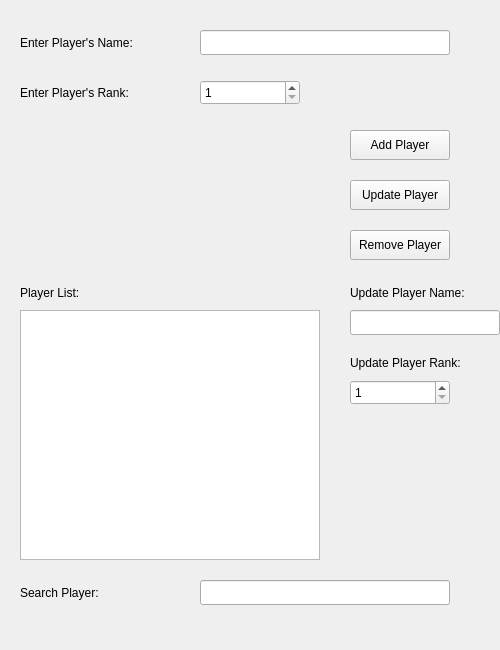
First picture: the form in app/playerbox.ui, repository bilalobe/AceMatch, before the edit.
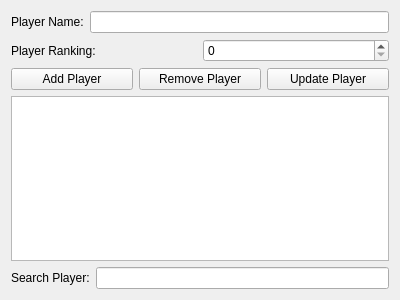
Second picture: the form after the edit.

Patch:
```diff
--- a/app/playerbox.ui
+++ b/app/playerbox.ui
@@ -6,8 +6,8 @@
    <rect>
     <x>0</x>
     <y>0</y>
-    <width>500</width>
-    <height>650</height>
+    <width>400</width>
+    <height>300</height>
    </rect>
   </property>
   <property name="mouseTracking">
@@ -16,226 +16,78 @@
   <property name="windowTitle">
    <string>Player Management</string>
   </property>
-  
-  <!-- Label for Player Name -->
-  <widget class="QLabel" name="playerNameLabel">
-   <property name="geometry">
-    <rect>
-     <x>20</x>
-     <y>30</y>
-     <width>150</width>
-     <height>25</height>
-    </rect>
-   </property>
-   <property name="text">
-    <string>Enter Player's Name:</string>
-   </property>
-  </widget>
-
-  <!-- Input for Player Name -->
-  <widget class="QLineEdit" name="playerNameLineEdit">
-   <property name="geometry">
-    <rect>
-     <x>200</x>
-     <y>30</y>
-     <width>250</width>
-     <height>25</height>
-    </rect>
-   </property>
-  </widget>
-
-  <!-- Label for Player Rank -->
-  <widget class="QLabel" name="playerRankLabel">
-   <property name="geometry">
-    <rect>
-     <x>20</x>
-     <y>80</y>
-     <width>150</width>
-     <height>25</height>
-    </rect>
-   </property>
-   <property name="text">
-    <string>Enter Player's Rank:</string>
-   </property>
-  </widget>
-
-  <!-- Input for Player Rank -->
-  <widget class="QSpinBox" name="playerRankingSpinBox">
-   <property name="geometry">
-    <rect>
-     <x>200</x>
-     <y>80</y>
-     <width>100</width>
-     <height>25</height>
-    </rect>
-   </property>
-   <property name="minimum">
-    <number>1</number>
-   </property>
-   <property name="maximum">
-    <number>1000</number>
-   </property>
-  </widget>
-
-  <!-- Add Player Button -->
-  <widget class="QPushButton" name="addPlayerButton">
-   <property name="geometry">
-    <rect>
-     <x>350</x>
-     <y>130</y>
-     <width>100</width>
-     <height>30</height>
-    </rect>
-   </property>
-   <property name="text">
-    <string>Add Player</string>
-   </property>
-  </widget>
-
-  <!-- Update Player Button -->
-  <widget class="QPushButton" name="updatePlayerButton">
-   <property name="geometry">
-    <rect>
-     <x>350</x>
-     <y>180</y>
-     <width>100</width>
-     <height>30</height>
-    </rect>
-   </property>
-   <property name="text">
-    <string>Update Player</string>
-   </property>
-  </widget>
-
-  <!-- Remove Player Button -->
-  <widget class="QPushButton" name="removePlayerButton">
-   <property name="geometry">
-    <rect>
-     <x>350</x>
-     <y>230</y>
-     <width>100</width>
-     <height>30</height>
-    </rect>
-   </property>
-   <property name="text">
-    <string>Remove Player</string>
-   </property>
-  </widget>
-
-  <!-- Label for Player List -->
-  <widget class="QLabel" name="playerListLabel">
-   <property name="geometry">
-    <rect>
-     <x>20</x>
-     <y>280</y>
-     <width>150</width>
-     <height>25</height>
-    </rect>
-   </property>
-   <property name="text">
-    <string>Player List:</string>
-   </property>
-  </widget>
-
-  <!-- Player List Widget -->
-  <widget class="QListWidget" name="playerListWidget">
-   <property name="geometry">
-    <rect>
-     <x>20</x>
-     <y>310</y>
-     <width>300</width>
-     <height>250</height>
-    </rect>
-   </property>
-  </widget>
-
-  <!-- Label for Search Player -->
-  <widget class="QLabel" name="searchPlayerLabel">
-   <property name="geometry">
-    <rect>
-     <x>20</x>
-     <y>580</y>
-     <width>150</width>
-     <height>25</height>
-    </rect>
-   </property>
-   <property name="text">
-    <string>Search Player:</string>
-   </property>
-  </widget>
-
-  <!-- Search Player LineEdit -->
-  <widget class="QLineEdit" name="searchPlayerLineEdit">
-   <property name="geometry">
-    <rect>
-     <x>200</x>
-     <y>580</y>
-     <width>250</width>
-     <height>25</height>
-    </rect>
-   </property>
-  </widget>
-
-  <!-- Label for Update Player -->
-  <widget class="QLabel" name="updatePlayerNameLabel">
-   <property name="geometry">
-    <rect>
-     <x>350</x>
-     <y>280</y>
-     <width>150</width>
-     <height>25</height>
-    </rect>
-   </property>
-   <property name="text">
-    <string>Update Player Name:</string>
-   </property>
-  </widget>
-
-  <!-- Update Player LineEdit -->
-  <widget class="QLineEdit" name="updatePlayerLineEdit">
-   <property name="geometry">
-    <rect>
-     <x>350</x>
-     <y>310</y>
-     <width>150</width>
-     <height>25</height>
-    </rect>
-   </property>
-  </widget>
-
-  <!-- Label for Update Player Rank -->
-  <widget class="QLabel" name="updatePlayerRankLabel">
-   <property name="geometry">
-    <rect>
-     <x>350</x>
-     <y>350</y>
-     <width>150</width>
-     <height>25</height>
-    </rect>
-   </property>
-   <property name="text">
-    <string>Update Player Rank:</string>
-   </property>
-  </widget>
-
-  <!-- Update Player Rank SpinBox -->
-  <widget class="QSpinBox" name="updatePlayerRankSpinBox">
-   <property name="geometry">
-    <rect>
-     <x>350</x>
-     <y>380</y>
-     <width>100</width>
-     <height>25</height>
-    </rect>
-   </property>
-   <property name="minimum">
-    <number>1</number>
-   </property>
-   <property name="maximum">
-    <number>1000</number>
-   </property>
-  </widget>
-
+  <layout class="QVBoxLayout" name="verticalLayout_2">
+   <item>
+    <layout class="QHBoxLayout" name="horizontalLayout_3">
+     <item>
+      <widget class="QLabel" name="playerNamelabel">
+       <property name="text">
+        <string>Player Name:</string>
+       </property>
+      </widget>
+     </item>
+     <item>
+      <widget class="QLineEdit" name="playerNameLineEdit"/>
+     </item>
+    </layout>
+   </item>
+   <item>
+    <layout class="QHBoxLayout" name="horizontalLayout_4">
+     <item>
+      <widget class="QLabel" name="playerRankingLabel">
+       <property name="text">
+        <string>Player Ranking:</string>
+       </property>
+      </widget>
+     </item>
+     <item>
+      <widget class="QSpinBox" name="playerRankingSpinBox"/>
+     </item>
+    </layout>
+   </item>
+   <item>
+    <layout class="QHBoxLayout" name="horizontalLayout">
+     <item>
+      <widget class="QPushButton" name="addPlayerButton">
+       <property name="text">
+        <string>Add Player</string>
+       </property>
+      </widget>
+     </item>
+     <item>
+      <widget class="QPushButton" name="removePlayerButton">
+       <property name="text">
+        <string>Remove Player</string>
+       </property>
+      </widget>
+     </item>
+     <item>
+      <widget class="QPushButton" name="updatePlayerButton">
+       <property name="text">
+        <string>Update Player</string>
+       </property>
+      </widget>
+     </item>
+    </layout>
+   </item>
+   <item>
+    <widget class="QListWidget" name="playerListWidget"/>
+   </item>
+   <item>
+    <layout class="QHBoxLayout" name="horizontalLayout_2">
+     <item>
+      <widget class="QLabel" name="searchPlayerLabel">
+       <property name="text">
+        <string>Search Player:</string>
+       </property>
+      </widget>
+     </item>
+     <item>
+      <widget class="QLineEdit" name="searchPlayerLineEdit"/>
+     </item>
+    </layout>
+   </item>
+  </layout>
  </widget>
  <resources/>
  <connections/>
```
Left out of the diff: 5 changed lines with no effect on the pictures.
